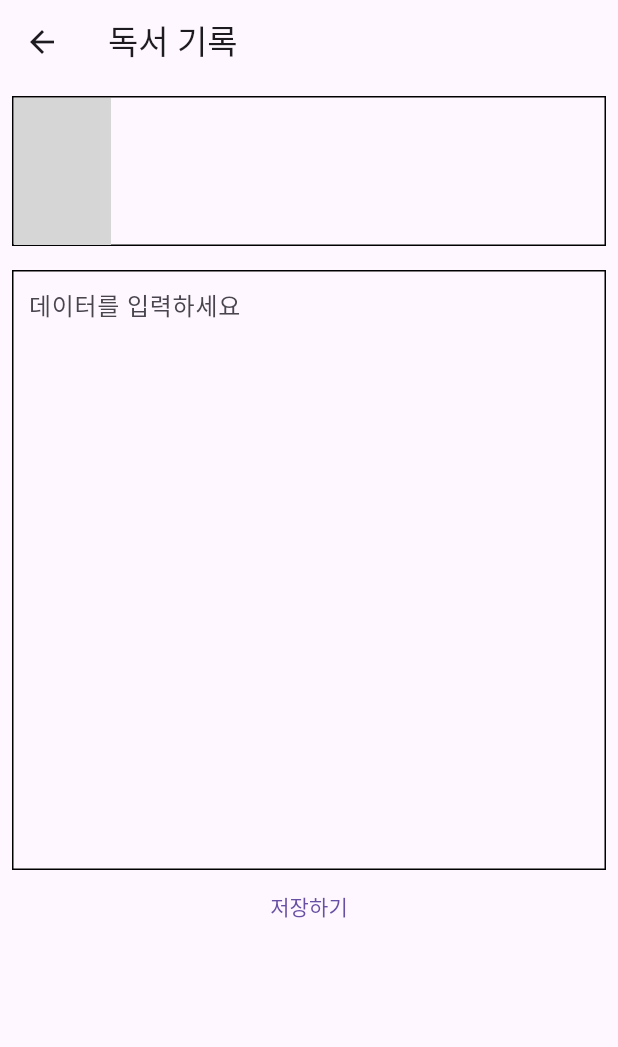
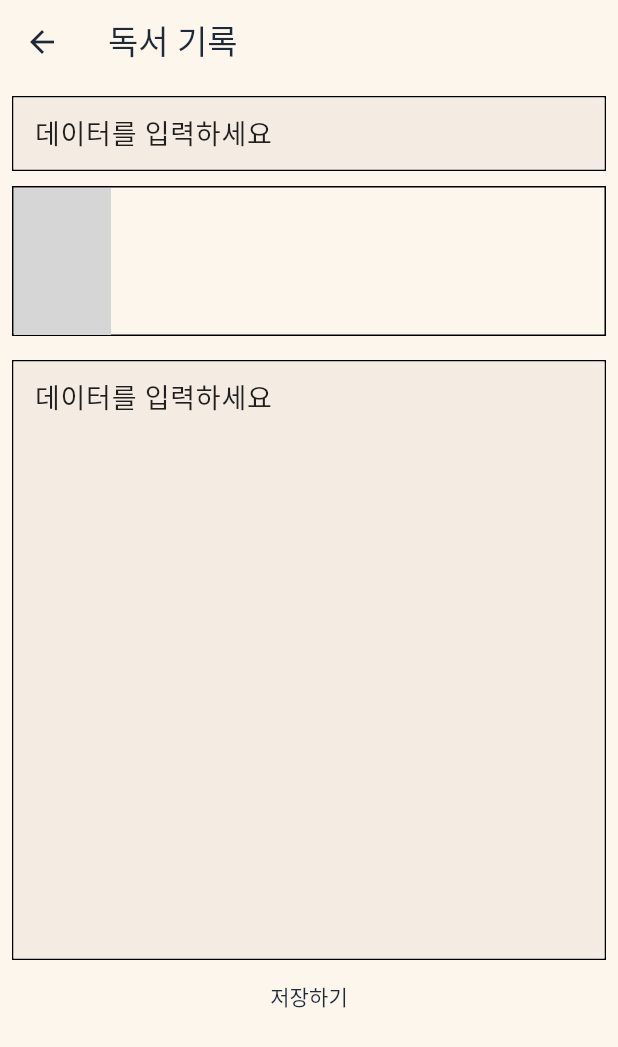
Before and after one commit to Dev-Combu/read_me_app, a Flutter app: the BookcaseWritePage screen opened directly with empty values, after a tap on "저장하기", on a phone screen of 412 x 824 dp. Shown: the top 1047 px of the screen. Run offline on Flutter 3.47's test engine with Material 3 defaults, Android fonts, the phone set to English and light mode, and no system bars; our stand-ins replace cloud_firestore, dio, firebase_core, flutter_dotenv, flutter_riverpod, freezed_annotation and 2 more; accounts and stored records are empty; network calls fail; grey boxes are pictures that could not be loaded.

Commit message:
[feat] theme color 설정

```diff
--- a/lib/data/dto/reading_book/reading_book_dto.dart
+++ b/lib/data/dto/reading_book/reading_book_dto.dart
@@ -7,6 +7,7 @@ part 'reading_book_dto.g.dart';
 abstract class ReadingBookDto with _$ReadingBookDto {
   factory ReadingBookDto({
     required String author,
+    required String bookTitle,
     required String title,
     required String image,
     required String detail,
--- a/lib/data/repository_impl/naver_repository_impl.dart
+++ b/lib/data/repository_impl/naver_repository_impl.dart
@@ -21,7 +21,8 @@ class NaverRepositoryImpl implements NaverRepository{
             publisher: e.publisher,
             pubdate: e.pubdate,
             isbn: e.isbn,
-            description: e.description)
+            description: e.description,
+            )
       ).toList();
   }
 }
--- a/lib/data/repository_impl/reading_book_repository_impl.dart
+++ b/lib/data/repository_impl/reading_book_repository_impl.dart
@@ -26,6 +26,7 @@ class ReadingBookRepositoryImpl implements ReadingBookRepository {
     return result.map((list){
       return list.map((e) => ReadingBookEntity(
               author: e.author,
+              bookTitle: e.bookTitle,
               title: e.title,
               image: e.image,
               detail: e.detail,
--- a/lib/data/source/reading_book/reading_book_data_source_impl.dart
+++ b/lib/data/source/reading_book/reading_book_data_source_impl.dart
@@ -14,7 +14,7 @@ class ReadingBookDataSourceImpl implements ReadingBookDataSource {
     try {
       final docRef = _firestore.collection('reading_book').doc();
       await docRef.set({
-        'id': docRef.id, // Firestore 문서 ID 저장
+        'bookTitle': readingBookEntity.bookTitle, // Firestore 문서 ID 저장
         'image': readingBookEntity.image,
         'author': readingBookEntity.author,
         'title': readingBookEntity.title,
--- a/lib/domain/entity/reading_book_entity.dart
+++ b/lib/domain/entity/reading_book_entity.dart
@@ -1,5 +1,6 @@
 class ReadingBookEntity {
   final String author;
+  final String bookTitle;
   final String title;
   final String image;
   final String detail;
@@ -7,6 +8,7 @@ class ReadingBookEntity {
 
   ReadingBookEntity({
     required this.author,
+    required this.bookTitle,
     required this.title,
     required this.image,
     required this.detail,
--- a/lib/main.dart
+++ b/lib/main.dart
@@ -4,6 +4,7 @@ import 'package:flutter_dotenv/flutter_dotenv.dart';
 import 'package:flutter_riverpod/flutter_riverpod.dart';
 import 'package:read_me_app/firebase_options.dart';
 import 'package:read_me_app/presentation/app/router.dart';
+import 'package:read_me_app/presentation/theme/theme.dart';
 
 void main() async {
 
@@ -29,6 +30,7 @@ class MyApp extends StatelessWidget {
     return MaterialApp.router(
       title: 'Record Reading',
       routerConfig: router,
+      theme: AppTheme.lightTheme,
     );
   }
 }
--- /dev/null
+++ b/lib/presentation/theme/theme.dart
@@ -0,0 +1,31 @@
+// lib/theme/theme.dart
+import 'package:flutter/material.dart';
+
+class AppTheme {
+  static final lightTheme = ThemeData(
+    colorScheme: ColorScheme.light(
+      primary: Color(0xFF1E2A38),
+      secondary: Color(0xFFC8A978),
+      surface: Color(0xFFF4ECE3),
+      onPrimary: Colors.white,
+      onSurface: Colors.black87,
+    ),
+    scaffoldBackgroundColor: Color(0xFFFDF6ED),
+    textTheme: const TextTheme(
+      bodyLarge: TextStyle(fontSize: 18, color: Color(0xFF1E2A38)),
+    ),
+    appBarTheme: const AppBarTheme(
+      backgroundColor: Color(0xFFFDF6ED),
+      foregroundColor: Color(0xFF1E2A38),
+      elevation: 0,
+    ),
+    inputDecorationTheme: const InputDecorationTheme(
+      filled: true,
+      fillColor: Color(0xFFF4ECE3),
+      border: OutlineInputBorder(
+        borderRadius: BorderRadius.all(Radius.circular(12)),
+        borderSide: BorderSide.none,
+      ),
+    ),
+  );
+}
--- a/lib/presentation/ui/bookcase_write/bookcase_write_page.dart
+++ b/lib/presentation/ui/bookcase_write/bookcase_write_page.dart
@@ -1,6 +1,5 @@
 import 'package:flutter/material.dart';
 import 'package:flutter_riverpod/flutter_riverpod.dart';
-import 'package:read_me_app/data/dto/reading_book/reading_book_dto.dart';
 import 'package:read_me_app/domain/entity/reading_book_entity.dart';
 import 'package:read_me_app/presentation/ui/bookcase_write/bookcase_write_view_model.dart';
 
@@ -23,14 +22,16 @@ class BookcaseWritePage extends ConsumerStatefulWidget {
 }
 
 class _BookcaseWritePageState extends ConsumerState<BookcaseWritePage> {
-  final TextEditingController _textEditingController = TextEditingController();
+  final TextEditingController _textEditingControllerTitle = TextEditingController();
+  final TextEditingController _textEditingControllerDetail = TextEditingController();
 
   Future<void> _saveBook() async {
     final book = ReadingBookEntity(
       image: widget.image,
       author: widget.author,
-      title: widget.title,
-      detail: _textEditingController.text, // 사용자가 입력한 데이터 저장
+      bookTitle: widget.title,
+      title: _textEditingControllerTitle.text,
+      detail: _textEditingControllerDetail.text, // 사용자가 입력한 데이터 저장
       date: DateTime.now().toIso8601String(),
     );
 
@@ -48,6 +49,22 @@ class _BookcaseWritePageState extends ConsumerState<BookcaseWritePage> {
         padding: const EdgeInsets.all(8.0),
         child: Column(
           children: [
+            Container(
+              width: double.infinity,
+              height: 50,
+              decoration: BoxDecoration(border: Border.all(width: 1)),
+              child: TextField(
+                controller: _textEditingControllerTitle,
+                decoration: InputDecoration(
+                  border: InputBorder.none, // 기본 테두리 제거
+                  hintText: '데이터를 입력하세요', // 힌트 텍스트 추가
+                  contentPadding: EdgeInsets.all(10), // 패딩 추가
+                ),
+                maxLines: null, // 다중 행 입력 가능
+                expands: true, // Container 전체를 차지하도록 설정
+              ),
+            ),
+            SizedBox(height: 10,),
             Container(
               width: double.infinity,
               height: 100,
@@ -90,7 +107,7 @@ class _BookcaseWritePageState extends ConsumerState<BookcaseWritePage> {
               height: 400,
               decoration: BoxDecoration(border: Border.all(width: 1)),
               child: TextField(
-                controller: _textEditingController,
+                controller: _textEditingControllerDetail,
                 decoration: InputDecoration(
                   border: InputBorder.none, // 기본 테두리 제거
                   hintText: '데이터를 입력하세요', // 힌트 텍스트 추가
```
Also changed, not shown: lib/presentation/ui/bookcase/bookcase_page.dart (+32 -13 lines), lib/data/dto/reading_book/reading_book_dto.freezed.dart, lib/data/dto/reading_book/reading_book_dto.g.dart, 1 other file.
